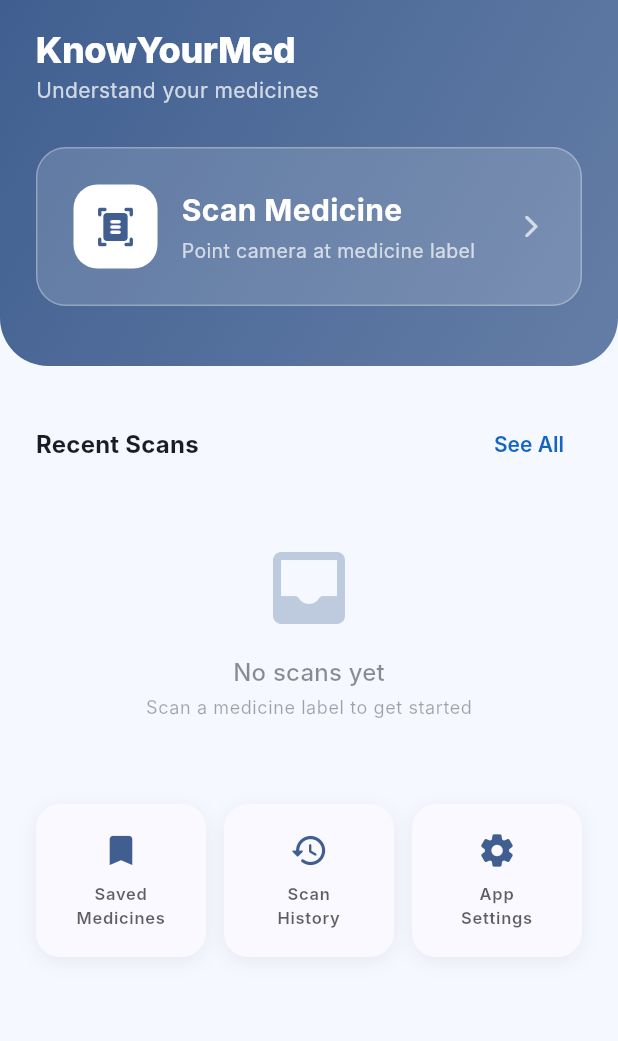
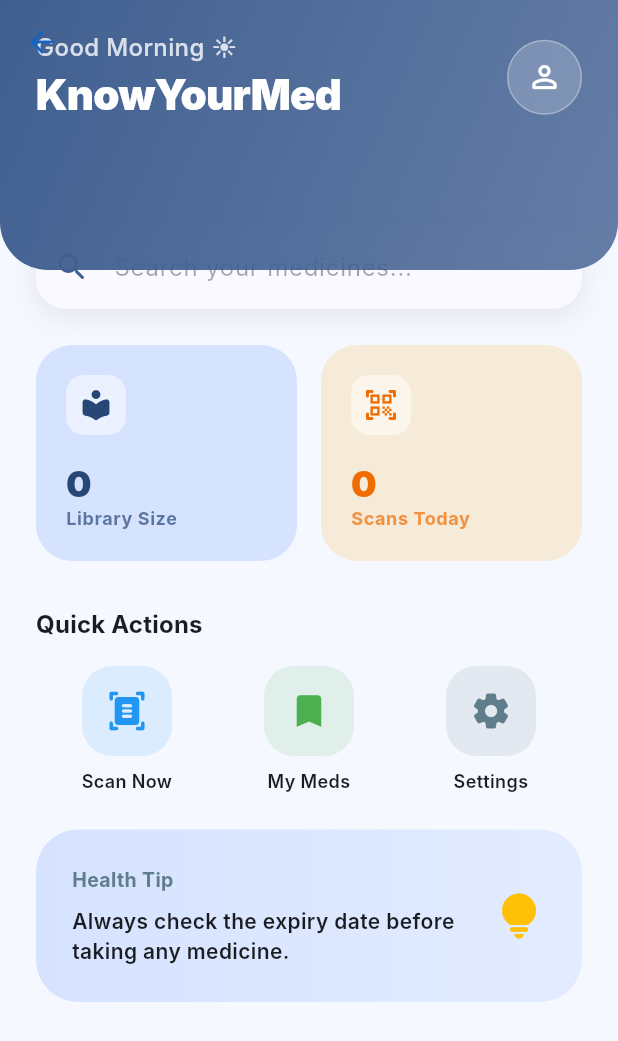
Before and after one commit to SpaceOfAbhi/KnowYourMed, a Flutter app: the HomeScreen screen opened by its route, on a phone screen of 412 x 824 dp. Shown: the top 1041 px of the screen. Run offline on Flutter 3.47's test engine with Material 3 defaults, Android fonts, the phone set to English and light mode, and no system bars; our stand-ins replace camera, hive, hive_flutter, image_picker, shared_preferences; missing offline and left inert: google_mlkit_text_recognition; accounts and stored records are empty; Roboto replaces fonts that are missing (Inter).

Commit message:
feat: Implement the initial home screen UI with a hero header, scan medicine CTA, and quick action cards.

```diff
--- a/lib/screens/home_screen.dart
+++ b/lib/screens/home_screen.dart
@@ -1,7 +1,6 @@
 import 'package:flutter/material.dart';
 import '../services/storage_service.dart';
 import '../models/medicine.dart';
-import '../widgets/medicine_list_tile.dart';
 
 class HomeScreen extends StatefulWidget {
   const HomeScreen({super.key});
@@ -11,17 +10,19 @@ class HomeScreen extends StatefulWidget {
 }
 
 class _HomeScreenState extends State<HomeScreen> {
-  final _storageService = StorageService();
+  final StorageService _storageService = StorageService();
+  int _medicineCount = 0;
   List<Medicine> _recentMedicines = [];
 
   @override
   void initState() {
     super.initState();
-    _loadRecents();
+    _loadDashboardData();
   }
 
-  void _loadRecents() {
+  void _loadDashboardData() {
     setState(() {
+      _medicineCount = _storageService.count;
       _recentMedicines = _storageService.getAllMedicines().take(3).toList();
     });
   }
@@ -30,21 +31,29 @@ class _HomeScreenState extends State<HomeScreen> {
   Widget build(BuildContext context) {
     final theme = Theme.of(context);
     final colorScheme = theme.colorScheme;
+    final isDark = theme.brightness == Brightness.dark;
 
     return Scaffold(
       body: CustomScrollView(
+        physics: const BouncingScrollPhysics(),
         slivers: [
-          // Hero header
-          SliverToBoxAdapter(
-            child: Container(
+          // Elegant Header
+          SliverAppBar(
+            expandedHeight: 180,
+            floating: false,
+            pinned: true,
+            stretch: true,
+            backgroundColor: Colors.transparent,
+            flexibleSpace: FlexibleSpaceBar(
+              stretchModes: const [StretchMode.zoomBackground],
+              background: Container(
                 decoration: BoxDecoration(
                   gradient: LinearGradient(
                     begin: Alignment.topLeft,
                     end: Alignment.bottomRight,
-                  colors: [
-                    colorScheme.primary,
-                    colorScheme.primary.withOpacity(0.8),
-                  ],
+                    colors: isDark
+                      ? [colorScheme.primary.withOpacity(0.3), colorScheme.surface]
+                      : [colorScheme.primary, colorScheme.primary.withOpacity(0.8)],
                   ),
                   borderRadius: const BorderRadius.vertical(
                     bottom: Radius.circular(32),
@@ -52,7 +61,7 @@ class _HomeScreenState extends State<HomeScreen> {
                 ),
                 child: SafeArea(
                   child: Padding(
-                  padding: const EdgeInsets.fromLTRB(24, 16, 24, 40),
+                    padding: const EdgeInsets.symmetric(horizontal: 24.0, vertical: 20.0),
                     child: Column(
                       crossAxisAlignment: CrossAxisAlignment.start,
                       children: [
@@ -63,81 +72,36 @@ class _HomeScreenState extends State<HomeScreen> {
                               crossAxisAlignment: CrossAxisAlignment.start,
                               children: [
                                 Text(
+                                  _getGreeting(),
+                                  style: TextStyle(
+                                    fontSize: 16,
+                                    color: Colors.white.withOpacity(0.8),
+                                    fontWeight: FontWeight.w500,
+                                  ),
+                                ),
+                                const Text(
                                   'KnowYourMed',
                                   style: TextStyle(
-                                  fontSize: 24,
-                                  fontWeight: FontWeight.w800,
+                                    fontSize: 28,
+                                    fontWeight: FontWeight.w900,
                                     color: Colors.white,
-                                  letterSpacing: -0.3,
-                                ),
-                              ),
-                              Text(
-                                'Understand your medicines',
-                                style: TextStyle(
-                                  fontSize: 14,
-                                  color: Colors.white.withOpacity(0.75),
+                                    letterSpacing: -0.5,
                                   ),
                                 ),
                               ],
                             ),
-                        ],
+                            Container(
+                              decoration: BoxDecoration(
+                                color: Colors.white.withOpacity(0.2),
+                                shape: BoxShape.circle,
+                                border: Border.all(color: Colors.white.withOpacity(0.3)),
                               ),
-                      const SizedBox(height: 28),
-                      // Scan CTA
-                      GestureDetector(
-                        onTap: () => Navigator.pushNamed(context, '/scan')
-                            .then((_) => _loadRecents()),
-                        child: Container(
-                          width: double.infinity,
-                          padding: const EdgeInsets.all(24),
-                          decoration: BoxDecoration(
-                            color: Colors.white.withOpacity(0.15),
-                            borderRadius: BorderRadius.circular(20),
-                            border: Border.all(
-                                color: Colors.white.withOpacity(0.3)),
-                          ),
-                          child: Row(
-                            children: [
-                              Container(
-                                padding: const EdgeInsets.all(14),
-                                decoration: BoxDecoration(
-                                  color: Colors.white,
-                                  borderRadius: BorderRadius.circular(16),
-                                ),
-                                child: Icon(
-                                  Icons.document_scanner_rounded,
-                                  color: colorScheme.primary,
-                                  size: 28,
-                                ),
-                              ),
-                              const SizedBox(width: 16),
-                              Column(
-                                crossAxisAlignment: CrossAxisAlignment.start,
-                                children: const [
-                                  Text(
-                                    'Scan Medicine',
-                                    style: TextStyle(
-                                      fontSize: 20,
-                                      fontWeight: FontWeight.w700,
-                                      color: Colors.white,
-                                    ),
-                                  ),
-                                  SizedBox(height: 4),
-                                  Text(
-                                    'Point camera at medicine label',
-                                    style: TextStyle(
-                                      fontSize: 13,
-                                      color: Colors.white70,
+                              child: IconButton(
+                                icon: const Icon(Icons.person_outline_rounded, color: Colors.white),
+                                onPressed: () {},
                               ),
                             ),
                           ],
-                              ),
-                              const Spacer(),
-                              const Icon(Icons.arrow_forward_ios_rounded,
-                                  color: Colors.white70, size: 18),
-                            ],
-                          ),
-                        ),
                         ),
                       ],
                     ),
@@ -145,156 +109,233 @@ class _HomeScreenState extends State<HomeScreen> {
                 ),
               ),
             ),
+          ),
 
-          // Recent scans
+          // Search and Stats Section
+          SliverToBoxAdapter(
+            child: Transform.translate(
+              offset: const Offset(0, -30),
+              child: Padding(
+                padding: const EdgeInsets.symmetric(horizontal: 24.0),
+                child: Column(
+                  children: [
+                    // Search Bar
+                    _buildSearchBar(theme),
+                    const SizedBox(height: 24),
+
+                    // Stats Row
+                    Row(
+                      children: [
+                        Expanded(
+                          child: _buildStatCard(
+                            theme,
+                            'Library Size',
+                            '$_medicineCount',
+                            Icons.local_library_rounded,
+                            colorScheme.primaryContainer,
+                            colorScheme.onPrimaryContainer,
+                          ),
+                        ),
+                        const SizedBox(width: 16),
+                        Expanded(
+                          child: _buildStatCard(
+                            theme,
+                            'Scans Today',
+                            '0',
+                            Icons.qr_code_scanner_rounded,
+                            Colors.orange.withOpacity(0.15),
+                            Colors.orange.shade800,
+                          ),
+                        ),
+                      ],
+                    ),
+                  ],
+                ),
+              ),
+            ),
+          ),
+
+          // Quick Actions Section
           SliverToBoxAdapter(
             child: Padding(
-              padding: const EdgeInsets.fromLTRB(24, 28, 24, 8),
-              child: Row(
-                mainAxisAlignment: MainAxisAlignment.spaceBetween,
+              padding: const EdgeInsets.fromLTRB(24, 0, 24, 24),
+              child: Column(
+                crossAxisAlignment: CrossAxisAlignment.start,
                 children: [
                   Text(
-                    'Recent Scans',
-                    style: theme.textTheme.titleMedium?.copyWith(
-                      fontWeight: FontWeight.w700,
+                    'Quick Actions',
+                    style: theme.textTheme.titleMedium?.copyWith(fontWeight: FontWeight.bold),
                   ),
+                  const SizedBox(height: 16),
+                  Row(
+                    children: [
+                      _buildActionItem(
+                        context,
+                        'Scan Now',
+                        Icons.document_scanner_rounded,
+                        Colors.blue,
+                        '/scan'
                       ),
-                  TextButton(
-                    onPressed: () => Navigator.pushNamed(context, '/saved')
-                        .then((_) => _loadRecents()),
-                    child: const Text('See All'),
+                      _buildActionItem(
+                        context,
+                        'My Meds',
+                        Icons.bookmark_rounded,
+                        Colors.green,
+                        '/saved'
+                      ),
+                      _buildActionItem(
+                        context,
+                        'Settings',
+                        Icons.settings_rounded,
+                        Colors.blueGrey,
+                        '/settings'
+                      ),
+                    ],
                   ),
                 ],
               ),
             ),
           ),
 
-          if (_recentMedicines.isEmpty)
+          // Health Tip Section
           SliverToBoxAdapter(
             child: Padding(
-                padding:
-                    const EdgeInsets.symmetric(horizontal: 24, vertical: 32),
-                child: Column(
-                  children: [
-                    Icon(Icons.inbox_rounded,
-                        size: 64, color: colorScheme.primary.withOpacity(0.3)),
-                    const SizedBox(height: 12),
-                    Text(
-                      'No scans yet',
-                      style: theme.textTheme.titleMedium?.copyWith(
-                        color: colorScheme.onSurface.withOpacity(0.5),
+              padding: const EdgeInsets.symmetric(horizontal: 24.0),
+              child: _buildHealthTipCard(theme),
             ),
           ),
-                    const SizedBox(height: 4),
+
+          // Recent Activity Section
+          if (_recentMedicines.isNotEmpty)
+            SliverPadding(
+              padding: const EdgeInsets.all(24.0),
+              sliver: SliverToBoxAdapter(
+                child: Column(
+                  crossAxisAlignment: CrossAxisAlignment.start,
+                  children: [
+                    Row(
+                      mainAxisAlignment: MainAxisAlignment.spaceBetween,
+                      children: [
                         Text(
-                      'Scan a medicine label to get started',
-                      style: theme.textTheme.bodySmall?.copyWith(
-                        color: colorScheme.onSurface.withOpacity(0.4),
+                          'Recently Added',
+                          style: theme.textTheme.titleMedium?.copyWith(fontWeight: FontWeight.bold),
                         ),
+                        TextButton(
+                          onPressed: () => Navigator.pushNamed(context, '/saved'),
+                          child: const Text('See All'),
                         ),
                       ],
                     ),
-              ),
-            )
-          else
-            SliverList(
-              delegate: SliverChildBuilderDelegate(
-                (context, index) {
-                  final medicine = _recentMedicines[index];
-                  return MedicineListTile(
-                    medicine: medicine,
-                    onTap: () => Navigator.pushNamed(context, '/detail',
-                            arguments: {'medicine': medicine})
-                        .then((_) => _loadRecents()),
-                  );
-                },
-                childCount: _recentMedicines.length,
-              ),
-            ),
-
-          // Quick actions
-          SliverToBoxAdapter(
-            child: Padding(
-              padding: const EdgeInsets.all(24),
-              child: Row(
-                children: [
-                  Expanded(
-                    child: _QuickActionCard(
-                      icon: Icons.bookmark_rounded,
-                      label: 'Saved\nMedicines',
-                      onTap: () => Navigator.pushNamed(context, '/saved')
-                          .then((_) => _loadRecents()),
-                    ),
-                  ),
-                  const SizedBox(width: 12),
-                  Expanded(
-                    child: _QuickActionCard(
-                      icon: Icons.history_rounded,
-                      label: 'Scan\nHistory',
-                      onTap: () => Navigator.pushNamed(context, '/saved')
-                          .then((_) => _loadRecents()),
-                    ),
-                  ),
-                  const SizedBox(width: 12),
-                  Expanded(
-                    child: _QuickActionCard(
-                      icon: Icons.settings_rounded,
-                      label: 'App\nSettings',
-                      onTap: () => Navigator.pushNamed(context, '/settings')
-                          .then((_) => _loadRecents()),
-                    ),
-                  ),
+                    const SizedBox(height: 12),
+                    ..._recentMedicines.map((med) => _buildRecentMedTile(context, med)).toList(),
                   ],
                 ),
               ),
             ),
 
-          const SliverToBoxAdapter(child: SizedBox(height: 24)),
+          const SliverToBoxAdapter(child: SizedBox(height: 80)),
         ],
       ),
     );
   }
+
+  String _getGreeting() {
+    final hour = DateTime.now().hour;
+    if (hour < 12) return 'Good Morning ☀️';
+    if (hour < 17) return 'Good Afternoon 🌤️';
+    return 'Good Evening 🌙';
   }
 
-class _QuickActionCard extends StatelessWidget {
-  final IconData icon;
-  final String label;
-  final VoidCallback onTap;
+  String _getRandomTip() {
+    return _tips[DateTime.now().second % _tips.length];
+  }
 
-  const _QuickActionCard({
-    required this.icon,
-    required this.label,
-    required this.onTap,
-  });
+  static const List<String> _tips = [
+    'Always check the expiry date before taking any medicine.',
+    'Store medicines in a cool, dry place away from direct sunlight.',
+    'Keep all medicines out of reach and sight of children.',
+    'Don\'t share your prescription medicines with others.',
+    'Finish the full course of antibiotics as prescribed.',
+    'Read the label carefully for dosage instructions.',
+    'Consult your doctor if you experience any side effects.',
+  ];
 
-  @override
-  Widget build(BuildContext context) {
-    final theme = Theme.of(context);
-    return GestureDetector(
-      onTap: onTap,
-      child: Container(
-        padding: const EdgeInsets.symmetric(vertical: 18, horizontal: 12),
+  Widget _buildSearchBar(ThemeData theme) {
+    return Container(
       decoration: BoxDecoration(
         color: theme.cardColor,
-          borderRadius: BorderRadius.circular(16),
+        borderRadius: BorderRadius.circular(20),
         boxShadow: [
           BoxShadow(
-              color: Colors.black.withOpacity(0.06),
-              blurRadius: 10,
-              offset: const Offset(0, 3),
+            color: Colors.black.withOpacity(0.08),
+            blurRadius: 15,
+            offset: const Offset(0, 5),
           ),
         ],
       ),
+      child: TextField(
+        decoration: InputDecoration(
+          hintText: 'Search your medicines...',
+          hintStyle: TextStyle(color: theme.colorScheme.onSurface.withOpacity(0.4)),
+          prefixIcon: Icon(Icons.search_rounded, color: theme.colorScheme.primary),
+          border: OutlineInputBorder(borderRadius: BorderRadius.circular(20), borderSide: BorderSide.none),
+          contentPadding: const EdgeInsets.symmetric(horizontal: 20, vertical: 16),
+        ),
+      ),
+    );
+  }
+
+  Widget _buildStatCard(ThemeData theme, String label, String value, IconData icon, Color bgColor, Color iconColor) {
+    return Container(
+      padding: const EdgeInsets.all(20),
+      decoration: BoxDecoration(
+        color: bgColor,
+        borderRadius: BorderRadius.circular(24),
+      ),
+      child: Column(
+        crossAxisAlignment: CrossAxisAlignment.start,
+        children: [
+          Container(
+            padding: const EdgeInsets.all(8),
+            decoration: BoxDecoration(
+              color: Colors.white.withOpacity(0.5),
+              borderRadius: BorderRadius.circular(12),
+            ),
+            child: Icon(icon, color: iconColor, size: 24),
+          ),
+          const SizedBox(height: 16),
+          Text(
+            value,
+            style: theme.textTheme.headlineSmall?.copyWith(fontWeight: FontWeight.w900, color: iconColor),
+          ),
+          Text(
+            label,
+            style: theme.textTheme.bodySmall?.copyWith(color: iconColor.withOpacity(0.7), fontWeight: FontWeight.bold),
+          ),
+        ],
+      ),
+    );
+  }
+
+  Widget _buildActionItem(BuildContext context, String label, IconData icon, Color color, String route) {
+    return Expanded(
+      child: GestureDetector(
+        onTap: () => Navigator.pushNamed(context, route),
         child: Column(
           children: [
-            Icon(icon, color: theme.colorScheme.primary, size: 26),
+            Container(
+              padding: const EdgeInsets.all(16),
+              margin: const EdgeInsets.symmetric(horizontal: 8),
+              decoration: BoxDecoration(
+                color: color.withOpacity(0.12),
+                borderRadius: BorderRadius.circular(20),
+              ),
+              child: Icon(icon, color: color, size: 28),
+            ),
             const SizedBox(height: 8),
             Text(
               label,
-              style: theme.textTheme.labelSmall?.copyWith(
-                fontWeight: FontWeight.w600,
-                color: theme.colorScheme.onSurface.withOpacity(0.7),
-              ),
+              style: const TextStyle(fontSize: 12, fontWeight: FontWeight.w600),
               textAlign: TextAlign.center,
             ),
           ],
@@ -302,4 +343,58 @@ class _QuickActionCard extends StatelessWidget {
       ),
     );
   }
+
+  Widget _buildHealthTipCard(ThemeData theme) {
+    return Container(
+      padding: const EdgeInsets.all(24),
+      decoration: BoxDecoration(
+        gradient: LinearGradient(
+          colors: [theme.colorScheme.primaryContainer, theme.colorScheme.primaryContainer.withOpacity(0.6)],
+        ),
+        borderRadius: BorderRadius.circular(28),
+      ),
+      child: Row(
+        children: [
+          Expanded(
+            child: Column(
+              crossAxisAlignment: CrossAxisAlignment.start,
+              children: [
+                const Text(
+                  'Health Tip',
+                  style: TextStyle(fontWeight: FontWeight.bold, fontSize: 13, color: Colors.blueGrey),
+                ),
+                const SizedBox(height: 8),
+                Text(
+                  _getRandomTip(),
+                  style: theme.textTheme.bodyMedium?.copyWith(fontWeight: FontWeight.w600),
+                ),
+              ],
+            ),
+          ),
+          const SizedBox(width: 16),
+          const Icon(Icons.lightbulb_rounded, color: Colors.amber, size: 36),
+        ],
+      ),
+    );
   }
+
+  Widget _buildRecentMedTile(BuildContext context, Medicine med) {
+    return Card(
+      margin: const EdgeInsets.only(bottom: 12),
+      child: ListTile(
+        onTap: () => Navigator.pushNamed(context, '/detail', arguments: {'medicine': med}),
+        leading: Container(
+          padding: const EdgeInsets.all(10),
+          decoration: BoxDecoration(
+            color: Theme.of(context).colorScheme.primary.withOpacity(0.1),
+            borderRadius: BorderRadius.circular(12),
+          ),
+          child: Icon(Icons.medication_rounded, color: Theme.of(context).colorScheme.primary),
+        ),
+        title: Text(med.name, style: const TextStyle(fontWeight: FontWeight.bold)),
+        subtitle: Text(med.manufacturer, maxLines: 1, overflow: TextOverflow.ellipsis),
+        trailing: const Icon(Icons.chevron_right_rounded),
+      ),
+    );
+  }
+}
```
Lines whose indentation alone changed are shown as unchanged.
